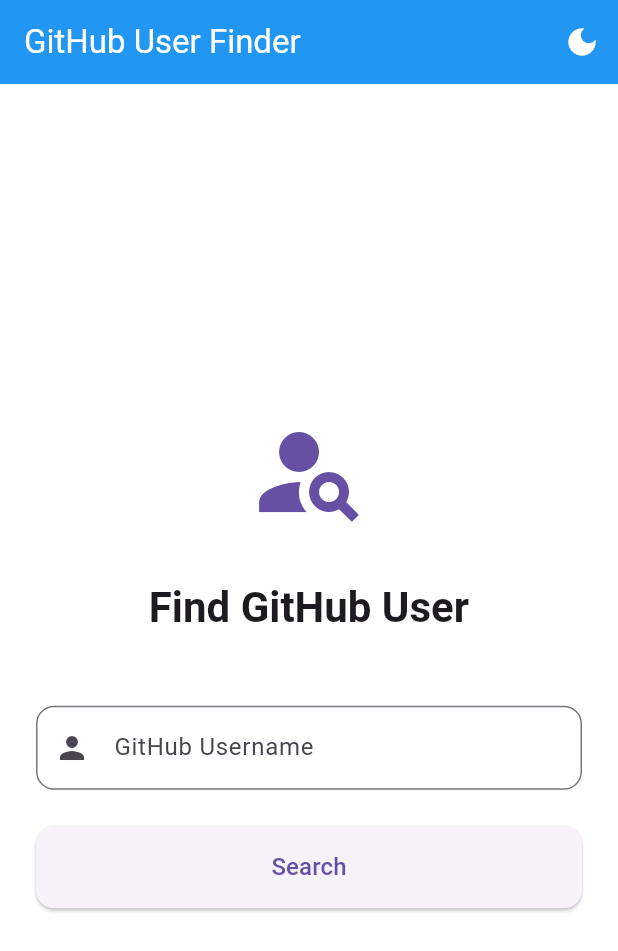
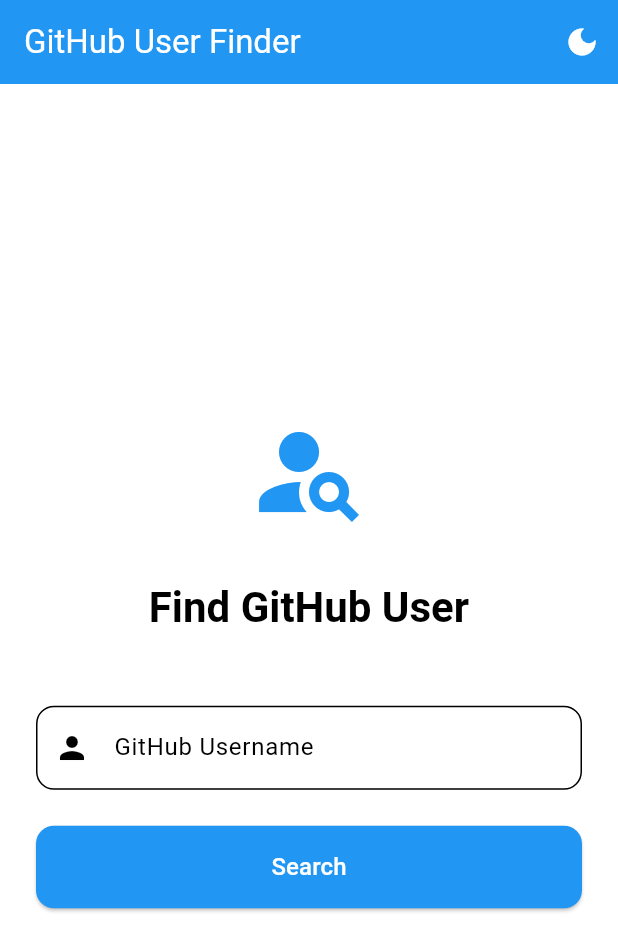
Before and after one commit to SIRAHIN/inilabs_task, a Flutter app: the screen it shows after launch, on a phone screen of 412 x 824 dp. Shown: the top 951 px of the screen. Run offline on Flutter 3.47's test engine with Material 3 defaults, Android fonts, the light colour scheme and no system bars; our stand-ins replace connectivity_plus, dartz, dio, flutter_dotenv, flutter_screenutil, fluttertoast and 4 more; missing offline and left inert: awesome_dio_interceptor.

Commit message:
Theme Data Implementatition

```diff
--- a/lib/core/utils/utility/app_theme.dart
+++ b/lib/core/utils/utility/app_theme.dart
@@ -16,6 +16,51 @@
       bodyMedium: TextStyle(color: Colors.black87),
     ),
     iconTheme: const IconThemeData(color: Colors.black54),
+    colorScheme: ColorScheme.light(
+      primary: Colors.blue,
+      secondary: Colors.blueAccent,
+      surface: Colors.white,
+      background: Colors.white,
+      error: Colors.red,
+      onPrimary: Colors.white,
+      onSecondary: Colors.white,
+    ),
+    cardTheme: CardThemeData(
+      color: Colors.white,
+      elevation: 4,
+      shape: RoundedRectangleBorder(borderRadius: BorderRadius.circular(12)),
+    ),
+    listTileTheme: ListTileThemeData(
+      tileColor: Colors.white,
+      shape: RoundedRectangleBorder(borderRadius: BorderRadius.circular(12)),
+    ),
+    elevatedButtonTheme: ElevatedButtonThemeData(
+      style: ElevatedButton.styleFrom(
+        backgroundColor: Colors.blue,
+        foregroundColor: Colors.white,
+        shape: RoundedRectangleBorder(borderRadius: BorderRadius.circular(12)),
+      ),
+    ),
+    inputDecorationTheme: InputDecorationTheme(
+      filled: true,
+      fillColor: Colors.white,
+      border: OutlineInputBorder(borderRadius: BorderRadius.circular(12)),
+    ),
+    dialogTheme: DialogThemeData(
+      backgroundColor: Colors.white,
+      shape: RoundedRectangleBorder(borderRadius: BorderRadius.circular(12)),
+    ),
+    snackBarTheme: SnackBarThemeData(
+      backgroundColor: Colors.blue,
+      contentTextStyle: TextStyle(color: Colors.white),
+    ),
+    progressIndicatorTheme: ProgressIndicatorThemeData(color: Colors.blue),
+    checkboxTheme: CheckboxThemeData(
+      fillColor: MaterialStateProperty.all(Colors.blue),
+    ),
+    radioTheme: RadioThemeData(
+      fillColor: MaterialStateProperty.all(Colors.blue),
+    ),
   );
 
   //  Dark Theme
@@ -33,5 +78,50 @@
       bodyMedium: TextStyle(color: Colors.white70),
     ),
     iconTheme: const IconThemeData(color: Colors.white70),
+    colorScheme: ColorScheme.dark(
+      primary: Colors.blueGrey,
+      secondary: Colors.blueGrey,
+      surface: Colors.black,
+      background: Colors.black,
+      error: Colors.red,
+      onPrimary: Colors.white,
+      onSecondary: Colors.white,
+    ),
+    cardTheme: CardThemeData(
+      color: Colors.black,
+      elevation: 4,
+      shape: RoundedRectangleBorder(borderRadius: BorderRadius.circular(12)),
+    ),
+    listTileTheme: ListTileThemeData(
+      tileColor: Colors.black,
+      shape: RoundedRectangleBorder(borderRadius: BorderRadius.circular(12)),
+    ),
+    elevatedButtonTheme: ElevatedButtonThemeData(
+      style: ElevatedButton.styleFrom(
+        backgroundColor: Colors.blueGrey,
+        foregroundColor: Colors.white,
+        shape: RoundedRectangleBorder(borderRadius: BorderRadius.circular(12)),
+      ),
+    ),
+    inputDecorationTheme: InputDecorationTheme(
+      filled: true,
+      fillColor: Colors.black,
+      border: OutlineInputBorder(borderRadius: BorderRadius.circular(12)),
+    ),
+    dialogTheme: DialogThemeData(
+      backgroundColor: Colors.black,
+      shape: RoundedRectangleBorder(borderRadius: BorderRadius.circular(12)),
+    ),
+    snackBarTheme: SnackBarThemeData(
+      backgroundColor: Colors.blueGrey,
+      contentTextStyle: TextStyle(color: Colors.white),
+    ),
+    progressIndicatorTheme: ProgressIndicatorThemeData(color: Colors.blueGrey),
+    checkboxTheme: CheckboxThemeData(
+      fillColor: MaterialStateProperty.all(Colors.blueGrey),
+    ),
+    radioTheme: RadioThemeData(
+      fillColor: MaterialStateProperty.all(Colors.blueGrey),
+    ),
   );
 }
```
Also changed, not shown: lib/modules/views/home_view/view/home_view.dart (+61 -12 lines).
